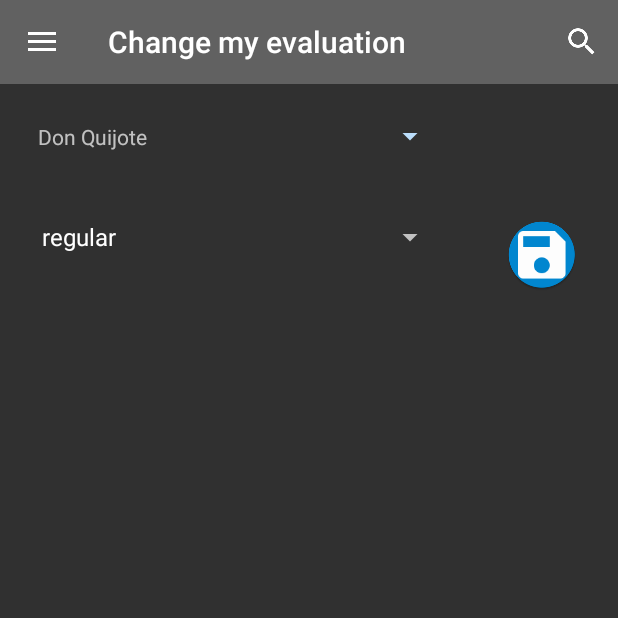
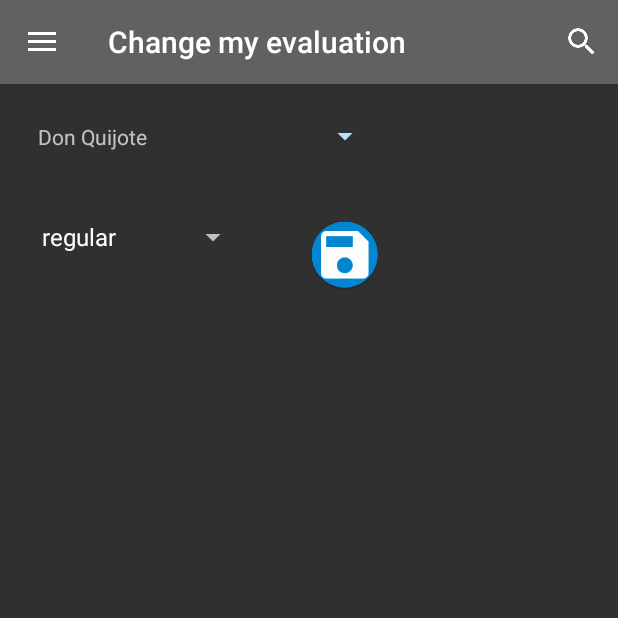
Before and after one commit to andreuconesasimo/MyBookDatabase, an Android app: the screen it shows after launch (MainActivity), in the side drawer, after a tap on "Change my evaluation", on a phone screen of 412 x 824 dp, the top half of it. Run offline under Robolectric (Android 15) with nearby library versions, the phone set to English and light mode, and no system bars.

Commit message:
solucionat petit error de disseny al xml de change evaluation view

```diff
--- a/app/src/main/res/layout/change_evaluation_view.xml
+++ b/app/src/main/res/layout/change_evaluation_view.xml
@@ -5,7 +5,7 @@
     <TableLayout
         android:layout_width="match_parent"
         android:layout_height="match_parent"
-        android:stretchColumns="2">
+        >
         <TableRow>
     <Spinner
         android:id="@+id/spinner_evaluation"
@@ -13,7 +13,8 @@
         android:layout_height="wrap_content"
         android:prompt="@string/spinner_title"
         android:layout_margin="20dp"
-        android:backgroundTint="#BBDEFB">
+        android:backgroundTint="#BBDEFB"
+        android:layout_span="2">
     </Spinner>
         </TableRow>
         <TableRow
```
Also changed, not shown: 2 other files.
